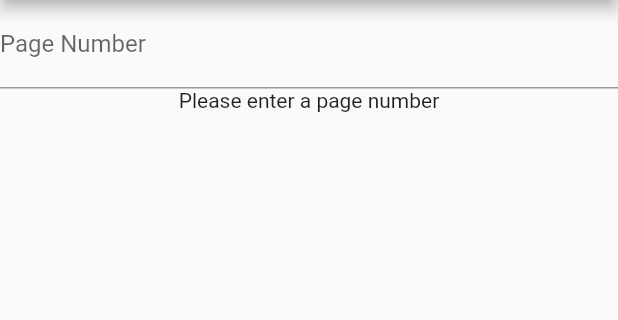
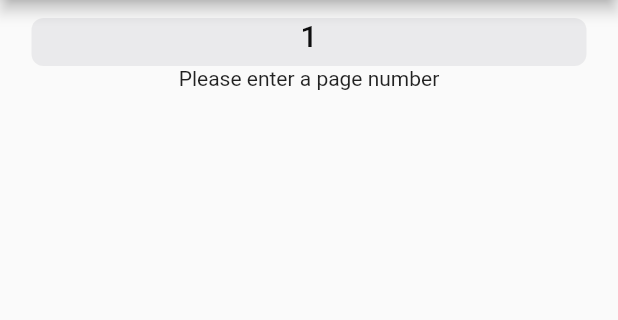
Before and after one commit to iskandarzhilmi/real_quran_app, a Flutter app: the screen it shows after launch, on a phone screen of 412 x 824 dp, the part 84-404 px from its top. Run offline on Flutter 3.47's test engine with Material 2 defaults, Android fonts, the phone set to English and light mode, and no system bars; our stand-ins replace bloc, dio, equatable, flutter_bloc, google_fonts.

Commit message:
added quran page number picker.

```diff
--- a/lib/features/quran/data/models/quran_model.dart
+++ b/lib/features/quran/data/models/quran_model.dart
@@ -37,6 +37,8 @@ class QuranModel {
         pageText = pageText + lineText;
       }
     }
+
+    print('pageText: $pageText');
     return QuranModel(
       pageText: pageText,
       pageNumber: pageNumber,
--- a/lib/features/quran/presentation/bloc/quran_bloc.dart
+++ b/lib/features/quran/presentation/bloc/quran_bloc.dart
@@ -14,10 +14,12 @@ class QuranBloc extends Bloc<QuranEvent, QuranStateModel> {
   }
 
   Future<void> _onQuranPagePicked(QuranPagePicked event, Emitter emit) async {
-    emit(state.copyWith(
+    try {
+      emit(
+        state.copyWith(
           quranState: QuranLoading(),
-    ));
-
+        ),
+      );
       QuranModel loadedQuran =
           await QuranRemoteDataSource().getQuranPage(event.pageNumber);
 
@@ -27,5 +29,12 @@ class QuranBloc extends Bloc<QuranEvent, QuranStateModel> {
           quran: loadedQuran,
         ),
       );
+    } catch (e) {
+      emit(
+        state.copyWith(
+          quranState: QuranError(errorMessage: e.toString()),
+        ),
+      );
     }
   }
+}
--- a/lib/features/quran/presentation/pages/quran_page.dart
+++ b/lib/features/quran/presentation/pages/quran_page.dart
@@ -1,3 +1,4 @@
+import 'package:flutter/cupertino.dart';
 import 'package:flutter/material.dart';
 import 'package:flutter/src/foundation/key.dart';
 import 'package:flutter/src/widgets/framework.dart';
@@ -24,27 +25,40 @@ class _QuranPageState extends State<QuranPage> {
       ),
       body: SingleChildScrollView(
         physics: const BouncingScrollPhysics(),
+        child: Padding(
+          padding: const EdgeInsets.all(12.0),
           child: Column(
             children: [
               Form(
                 child: Column(
                   children: [
-                  TextFormField(
-                    decoration: const InputDecoration(
-                      labelText: 'Page Number',
-                    ),
-                    keyboardType: TextInputType.number,
-
-                    onChanged: (value) {
+                    CupertinoPicker(
+                        itemExtent: 32,
+                        scrollController:
+                            FixedExtentScrollController(initialItem: 0),
+                        onSelectedItemChanged: (int index) {
                           context.read<QuranBloc>().add(
-                            QuranPagePicked(pageNumber: int.parse(value)),
+                                QuranPagePicked(pageNumber: index + 1),
                               );
                         },
+                        children: List.generate(
+                          604,
+                          (index) => Text(
+                            '${index + 1}',
+                            style: GoogleFonts.roboto(
+                              fontSize: 20,
+                              fontWeight: FontWeight.w500,
                             ),
+                          ),
+                        )),
                   ],
                 ),
               ),
-            BlocBuilder<QuranBloc, QuranStateModel>(builder: (context, state) {
+              Container(
+                width: double.infinity,
+                height: MediaQuery.of(context).size.height * 0.6,
+                child: BlocBuilder<QuranBloc, QuranStateModel>(
+                    builder: (context, state) {
                   if (state.quranState is QuranInitial) {
                     return Center(
                       child: Column(
@@ -54,22 +68,28 @@ class _QuranPageState extends State<QuranPage> {
                       ),
                     );
                   } else if (state.quranState is QuranLoading) {
-                return const CircularProgressIndicator();
+                    return const Center(
+                      child: CircularProgressIndicator(),
+                    );
                   } else if (state.quranState is QuranLoaded) {
                     return Text(
                       state.quran!.pageText,
+                      textAlign: TextAlign.center,
                       style: GoogleFonts.scheherazadeNew(
                         textStyle: const TextStyle(
-                      fontSize: 20,
+                          fontSize: 17,
+                          fontWeight: FontWeight.w500,
                         ),
                       ),
                     );
                   } else if (state.quranState is QuranError) {
-                return const Text('QuranError');
+                    return Text((state.quranState as QuranError).errorMessage);
                   }
                   return const Text('Unknown state');
                 }),
+              ),
             ],
+          ),
         ),
       ),
     );
```
Lines whose indentation alone changed are shown as unchanged.
